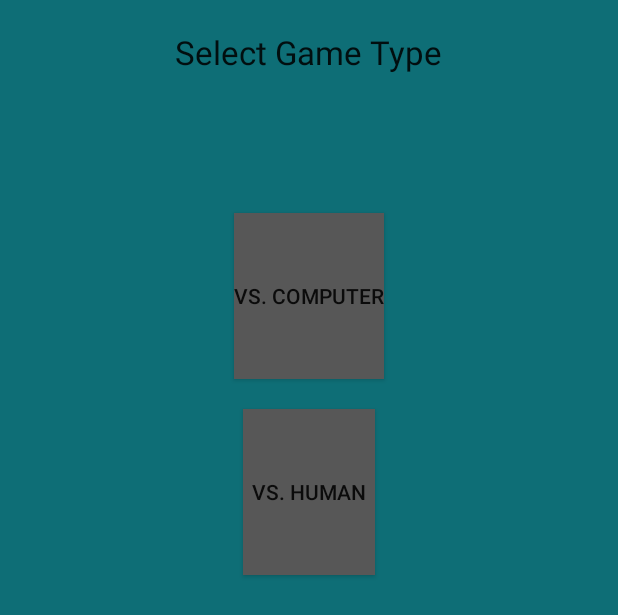
After one commit to mrtyson93/Playtoy, an Android app: the layout ttt_popup_decide.xml on its own in the app's theme, with its tools: preview values and no code run, on a phone screen of 412 x 824 dp. The commit adds this screen. Shown: the top 615 px of the screen. Run offline under Robolectric (Android 15) with nearby library versions, the phone set to English and light mode, and no system bars.

Commit message:
changed the tic tac toe popup, notice changes in the manifest and style.xml

```diff
--- /dev/null
+++ b/app/src/main/res/layout/ttt_popup_decide.xml
@@ -0,0 +1,39 @@
+<?xml version="1.0" encoding="utf-8"?>
+<LinearLayout xmlns:android="http://schemas.android.com/apk/res/android"
+    android:orientation="vertical"
+    android:layout_width="match_parent"
+    android:layout_height="match_parent"
+    android:background="@color/secondary"
+    android:weightSum="1">
+
+    <TextView
+        android:layout_width="wrap_content"
+        android:layout_height="wrap_content"
+        android:textAppearance="?android:attr/textAppearanceLarge"
+        android:text="Select Game Type"
+        android:id="@+id/textView6"
+        android:layout_weight="0.10"
+        android:layout_gravity="center_horizontal"
+        android:paddingTop="20sp"/>
+
+    <Button
+        android:layout_width="wrap_content"
+        android:layout_height="wrap_content"
+        android:text="VS. COMPUTER"
+        android:id="@+id/vComp"
+        android:background="@color/Gray"
+        android:layout_marginTop="30sp"
+        android:layout_gravity="center_horizontal"
+        android:layout_weight="0.10" />
+
+    <Button
+        android:layout_width="wrap_content"
+        android:layout_height="wrap_content"
+        android:text="VS. HUMAN"
+        android:id="@+id/vHum"
+        android:background="@color/Gray"
+        android:layout_below="@+id/vComp"
+        android:layout_marginTop="20sp"
+        android:layout_gravity="center_horizontal"
+        android:layout_weight="0.10" />
+</LinearLayout>
--- a/app/src/main/res/values/styles.xml
+++ b/app/src/main/res/values/styles.xml
@@ -5,4 +5,8 @@
         <!-- Customize your theme here. -->
     </style>
 
+    <style name="AppTheme.simplePopup">
+        <item name="android:windowIsTranslucent">true</item>
+        <item name="android:windowCloseOnTouchOutside">true</item>
+    </style>
 </resources>
```
Also changed, not shown: app/src/main/AndroidManifest.xml (+7 -0 lines), app/src/main/java/com/example/mitchell/playtoy/MainActivity.java (+3 -20 lines), app/src/main/java/com/example/mitchell/playtoy/decideVersion.java (added, +52 -0 lines), app/src/main/res/layout/dialogbox.xml (deleted, +0 -37 lines).
